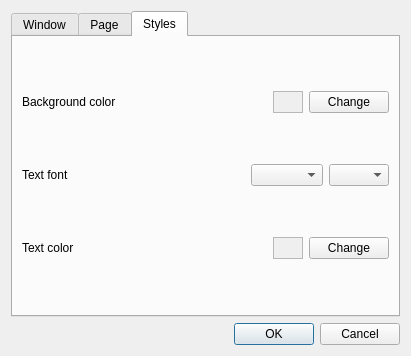
buggins/coolreader, file trunk/src/settings.ui: the form before one commit.
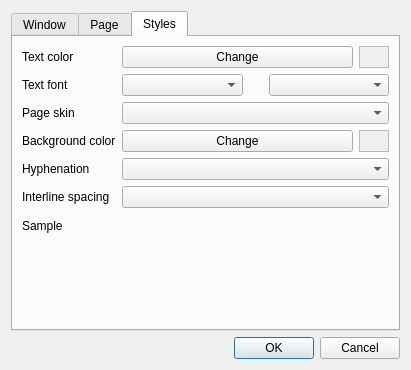
The form after the commit. The open tabs and pages were chosen to show the change. Icons and pictures are not drawn.

```diff
--- a/trunk/src/settings.ui
+++ b/trunk/src/settings.ui
@@ -9,22 +9,22 @@
    <rect>
     <x>0</x>
     <y>0</y>
-    <width>402</width>
-    <height>356</height>
+    <width>411</width>
+    <height>370</height>
    </rect>
   </property>
   <property name="windowTitle">
    <string>Settings</string>
   </property>
   <property name="windowIcon">
-   <iconset>
+   <iconset resource="cr3res.qrc">
     <normaloff>:/icons/action/icons/configure.png</normaloff>:/icons/action/icons/configure.png</iconset>
   </property>
   <layout class="QVBoxLayout" name="verticalLayout">
    <item>
     <widget class="QTabWidget" name="tabWidget">
      <property name="currentIndex">
-      <number>2</number>
+      <number>1</number>
      </property>
      <widget class="QWidget" name="tabWindow">
       <property name="toolTip">
@@ -38,26 +38,52 @@
       </attribute>
       <layout class="QVBoxLayout" name="verticalLayout_2">
        <item>
-        <layout class="QHBoxLayout" name="horizontalLayout_9">
-         <item>
+        <layout class="QFormLayout" name="formLayout_3">
+         <item row="0" column="0">
           <widget class="QLabel" name="label_5">
            <property name="text">
             <string>Look &amp; feel</string>
            </property>
           </widget>
          </item>
-         <item>
+         <item row="0" column="1">
           <widget class="QComboBox" name="cbLookAndFeel"/>
          </item>
-        </layout>
-       </item>
+         <item row="1" column="0">
+          <widget class="QLabel" name="label_10">
+           <property name="text">
+            <string>Startup action</string>
+           </property>
+          </widget>
+         </item>
+         <item row="1" column="1">
+          <widget class="QComboBox" name="cbStartupAction">
        <item>
-        <widget class="QCheckBox" name="cbWindowFullscreen">
          <property name="text">
-          <string>Fullscreen display</string>
-         </property>
-        </widget>
-       </item>
+             <string>Open recent book</string>
+            </property>
+           </item>
+           <item>
+            <property name="text">
+             <string>Show list of recent books</string>
+            </property>
+           </item>
+           <item>
+            <property name="text">
+             <string>Do nothing</string>
+            </property>
+           </item>
+          </widget>
+         </item>
+         <item row="2" column="0">
+          <widget class="QLabel" name="label_16">
+           <property name="text">
+            <string>Controls</string>
+           </property>
+          </widget>
+         </item>
+         <item row="2" column="1">
+          <layout class="QVBoxLayout" name="verticalLayout_6">
        <item>
         <widget class="QCheckBox" name="cbWindowShowToolbar">
          <property name="text">
@@ -72,13 +98,6 @@
          </property>
         </widget>
        </item>
-       <item>
-        <widget class="QCheckBox" name="cbWindowShowStatusBar">
-         <property name="text">
-          <string>Show status bar</string>
-         </property>
-        </widget>
-       </item>
        <item>
         <widget class="QCheckBox" name="cbWindowShowScrollbar">
          <property name="text">
@@ -86,6 +105,24 @@
          </property>
         </widget>
        </item>
+           <item>
+            <widget class="QCheckBox" name="cbWindowShowStatusBar">
+             <property name="text">
+              <string>Show status bar</string>
+             </property>
+            </widget>
+           </item>
+          </layout>
+         </item>
+        </layout>
+       </item>
+       <item>
+        <widget class="QCheckBox" name="cbWindowFullscreen">
+         <property name="text">
+          <string>Fullscreen display</string>
+         </property>
+        </widget>
+       </item>
       </layout>
      </widget>
      <widget class="QWidget" name="tabPage">
@@ -109,21 +146,24 @@
           </spacer>
          </item>
          <item>
-          <layout class="QHBoxLayout" name="horizontalLayout">
-           <item>
-            <widget class="QLabel" name="label">
-             <property name="sizePolicy">
-              <sizepolicy hsizetype="Maximum" vsizetype="Preferred">
-               <horstretch>0</horstretch>
-               <verstretch>0</verstretch>
-              </sizepolicy>
-             </property>
-             <property name="text">
-              <string>View mode</string>
-             </property>
-            </widget>
+          <spacer name="verticalSpacer_2">
+           <property name="orientation">
+            <enum>Qt::Vertical</enum>
+           </property>
+           <property name="sizeHint" stdset="0">
+            <size>
+             <width>367</width>
+             <height>13</height>
+            </size>
+           </property>
+          </spacer>
            </item>
            <item>
+          <layout class="QFormLayout" name="formLayout_2">
+           <property name="fieldGrowthPolicy">
+            <enum>QFormLayout::AllNonFixedFieldsGrow</enum>
+           </property>
+           <item row="1" column="1">
             <widget class="QComboBox" name="cbViewMode">
              <property name="sizePolicy">
               <sizepolicy hsizetype="Preferred" vsizetype="Fixed">
@@ -148,12 +188,21 @@
              </item>
             </widget>
            </item>
-          </layout>
-         </item>
-         <item>
-          <layout class="QHBoxLayout" name="horizontalLayout_7">
-           <item>
-            <widget class="QLabel" name="label_2">
+           <item row="1" column="0">
+            <widget class="QLabel" name="label_3">
+             <property name="sizePolicy">
+              <sizepolicy hsizetype="Maximum" vsizetype="Preferred">
+               <horstretch>0</horstretch>
+               <verstretch>0</verstretch>
+              </sizepolicy>
+             </property>
+             <property name="text">
+              <string>Vew Mode</string>
+             </property>
+            </widget>
+           </item>
+           <item row="0" column="0">
+            <widget class="QLabel" name="label_4">
              <property name="sizePolicy">
               <sizepolicy hsizetype="Maximum" vsizetype="Preferred">
                <horstretch>0</horstretch>
@@ -165,7 +214,7 @@
              </property>
             </widget>
            </item>
-           <item>
+           <item row="0" column="1">
             <widget class="QComboBox" name="cbMargins">
              <item>
               <property name="text">
@@ -211,19 +260,6 @@
            </item>
           </layout>
          </item>
-         <item>
-          <spacer name="verticalSpacer_2">
-           <property name="orientation">
-            <enum>Qt::Vertical</enum>
-           </property>
-           <property name="sizeHint" stdset="0">
-            <size>
-             <width>367</width>
-             <height>13</height>
-            </size>
-           </property>
-          </spacer>
-         </item>
          <item>
           <widget class="QCheckBox" name="cbShowPageHeader">
            <property name="text">
@@ -331,12 +367,19 @@
             </spacer>
            </item>
            <item>
+            <layout class="QFormLayout" name="formLayout_4">
+             <property name="fieldGrowthPolicy">
+              <enum>QFormLayout::AllNonFixedFieldsGrow</enum>
+             </property>
+             <item row="1" column="0">
             <widget class="QLabel" name="label_7">
              <property name="text">
               <string>Header font</string>
              </property>
             </widget>
            </item>
+             <item row="1" column="1">
+              <layout class="QHBoxLayout" name="horizontalLayout">
            <item>
             <widget class="QComboBox" name="cbTitleFontFace"/>
            </item>
@@ -345,66 +388,19 @@
            </item>
           </layout>
          </item>
-         <item>
-          <layout class="QHBoxLayout" name="horizontalLayout_13">
-           <item>
-            <spacer name="horizontalSpacer_6">
-             <property name="orientation">
-              <enum>Qt::Horizontal</enum>
-             </property>
-             <property name="sizeType">
-              <enum>QSizePolicy::Maximum</enum>
-             </property>
-             <property name="sizeHint" stdset="0">
-              <size>
-               <width>30</width>
-               <height>20</height>
-              </size>
-             </property>
-            </spacer>
-           </item>
-           <item>
+             <item row="0" column="0">
             <widget class="QLabel" name="label_11">
              <property name="text">
               <string>Page header text color</string>
              </property>
             </widget>
            </item>
-           <item>
-            <widget class="QFrame" name="frmHeaderTextColor">
-             <property name="sizePolicy">
-              <sizepolicy hsizetype="Minimum" vsizetype="Preferred">
-               <horstretch>0</horstretch>
-               <verstretch>0</verstretch>
-              </sizepolicy>
-             </property>
-             <property name="maximumSize">
-              <size>
-               <width>30</width>
-               <height>30</height>
-              </size>
-             </property>
-             <property name="autoFillBackground">
-              <bool>true</bool>
-             </property>
-             <property name="frameShape">
-              <enum>QFrame::StyledPanel</enum>
-             </property>
-             <property name="frameShadow">
-              <enum>QFrame::Sunken</enum>
-             </property>
-             <property name="lineWidth">
-              <number>1</number>
-             </property>
-             <property name="midLineWidth">
-              <number>5</number>
-             </property>
-            </widget>
-           </item>
+             <item row="0" column="1">
+              <layout class="QHBoxLayout" name="horizontalLayout_4">
            <item>
             <widget class="QPushButton" name="btnHeaderTextColor">
              <property name="sizePolicy">
-              <sizepolicy hsizetype="Maximum" vsizetype="Fixed">
+                  <sizepolicy hsizetype="Preferred" vsizetype="Fixed">
                <horstretch>0</horstretch>
                <verstretch>0</verstretch>
               </sizepolicy>
@@ -413,6 +409,41 @@
               <string>Change</string>
              </property>
             </widget>
+               </item>
+               <item>
+                <widget class="QFrame" name="frmHeaderTextColor">
+                 <property name="sizePolicy">
+                  <sizepolicy hsizetype="Minimum" vsizetype="Preferred">
+                   <horstretch>0</horstretch>
+                   <verstretch>0</verstretch>
+                  </sizepolicy>
+                 </property>
+                 <property name="maximumSize">
+                  <size>
+                   <width>30</width>
+                   <height>30</height>
+                  </size>
+                 </property>
+                 <property name="autoFillBackground">
+                  <bool>true</bool>
+                 </property>
+                 <property name="frameShape">
+                  <enum>QFrame::StyledPanel</enum>
+                 </property>
+                 <property name="frameShadow">
+                  <enum>QFrame::Sunken</enum>
+                 </property>
+                 <property name="lineWidth">
+                  <number>1</number>
+                 </property>
+                 <property name="midLineWidth">
+                  <number>5</number>
+                 </property>
+                </widget>
+               </item>
+              </layout>
+             </item>
+            </layout>
            </item>
           </layout>
          </item>
@@ -423,7 +454,7 @@
            </property>
            <property name="sizeHint" stdset="0">
             <size>
-             <width>367</width>
+             <width>364</width>
              <height>13</height>
             </size>
            </property>
@@ -465,128 +496,52 @@
         </layout>
        </item>
       </layout>
-      <zorder>label_6</zorder>
      </widget>
-     <widget class="QWidget" name="tabStyles">
+     <widget class="QWidget" name="tabDefStyle">
       <attribute name="title">
        <string>Styles</string>
       </attribute>
       <layout class="QVBoxLayout" name="verticalLayout_5">
        <item>
-        <layout class="QHBoxLayout" name="horizontalLayout_8">
-         <item>
-          <widget class="QLabel" name="label_4">
+        <layout class="QFormLayout" name="formLayout">
+         <item row="0" column="0">
+          <widget class="QLabel" name="label_6">
+           <property name="text">
+            <string>Text color</string>
+           </property>
+          </widget>
+         </item>
+         <item row="1" column="0">
+          <widget class="QLabel" name="label_12">
+           <property name="text">
+            <string>Text font</string>
+           </property>
+          </widget>
+         </item>
+         <item row="3" column="0">
+          <widget class="QLabel" name="label_8">
            <property name="text">
             <string>Background color</string>
            </property>
           </widget>
          </item>
-         <item>
-          <widget class="QFrame" name="frmBgColor">
-           <property name="sizePolicy">
-            <sizepolicy hsizetype="Minimum" vsizetype="Preferred">
-             <horstretch>0</horstretch>
-             <verstretch>0</verstretch>
-            </sizepolicy>
-           </property>
-           <property name="maximumSize">
-            <size>
-             <width>30</width>
-             <height>30</height>
-            </size>
-           </property>
-           <property name="autoFillBackground">
-            <bool>true</bool>
-           </property>
-           <property name="frameShape">
-            <enum>QFrame::StyledPanel</enum>
-           </property>
-           <property name="frameShadow">
-            <enum>QFrame::Sunken</enum>
-           </property>
-           <property name="lineWidth">
-            <number>1</number>
-           </property>
-           <property name="midLineWidth">
-            <number>5</number>
-           </property>
-          </widget>
-         </item>
+         <item row="0" column="1">
+          <layout class="QHBoxLayout" name="horizontalLayout_10">
          <item>
           <widget class="QPushButton" name="btnBgColor">
            <property name="sizePolicy">
-            <sizepolicy hsizetype="Maximum" vsizetype="Fixed">
-             <horstretch>0</horstretch>
-             <verstretch>0</verstretch>
-            </sizepolicy>
-           </property>
-           <property name="text">
-            <string>Change</string>
-           </property>
-          </widget>
-         </item>
-        </layout>
-       </item>
-       <item>
-        <layout class="QHBoxLayout" name="horizontalLayout_12">
-         <item>
-          <widget class="QLabel" name="label_10">
-           <property name="text">
-            <string>Text font</string>
-           </property>
-          </widget>
-         </item>
-         <item>
-          <widget class="QComboBox" name="cbTextFontFace">
-           <property name="sizePolicy">
-            <sizepolicy hsizetype="Maximum" vsizetype="Fixed">
-             <horstretch>0</horstretch>
-             <verstretch>0</verstretch>
-            </sizepolicy>
-           </property>
-          </widget>
-         </item>
-         <item>
-          <widget class="QComboBox" name="cbTextFontSize">
-           <property name="sizePolicy">
             <sizepolicy hsizetype="Preferred" vsizetype="Fixed">
              <horstretch>0</horstretch>
              <verstretch>0</verstretch>
             </sizepolicy>
            </property>
-           <property name="minimumSize">
-            <size>
-             <width>60</width>
-             <height>0</height>
-            </size>
-           </property>
-           <property name="maximumSize">
-            <size>
-             <width>60</width>
-             <height>16777215</height>
-            </size>
-           </property>
-           <property name="baseSize">
-            <size>
-             <width>60</width>
-             <height>0</height>
-            </size>
-           </property>
-          </widget>
-         </item>
-        </layout>
-       </item>
-       <item>
-        <layout class="QHBoxLayout" name="horizontalLayout_4">
-         <item>
-          <widget class="QLabel" name="label_3">
            <property name="text">
-            <string>Text color</string>
+              <string>Change</string>
            </property>
           </widget>
          </item>
          <item>
-          <widget class="QFrame" name="frmTextColor">
+            <widget class="QFrame" name="frmBgColor">
            <property name="sizePolicy">
             <sizepolicy hsizetype="Minimum" vsizetype="Preferred">
              <horstretch>0</horstretch>
@@ -616,16 +571,183 @@
            </property>
           </widget>
          </item>
+          </layout>
+         </item>
+         <item row="3" column="1">
+          <layout class="QHBoxLayout" name="horizontalLayout_11">
          <item>
           <widget class="QPushButton" name="btnTextColor">
            <property name="sizePolicy">
-            <sizepolicy hsizetype="Maximum" vsizetype="Fixed">
+              <sizepolicy hsizetype="Preferred" vsizetype="Fixed">
              <horstretch>0</horstretch>
              <verstretch>0</verstretch>
             </sizepolicy>
            </property>
            <property name="text">
             <string>Change</string>
+             </property>
+            </widget>
+           </item>
+           <item>
+            <widget class="QFrame" name="frmTextColor">
+             <property name="sizePolicy">
+              <sizepolicy hsizetype="Minimum" vsizetype="Preferred">
+               <horstretch>0</horstretch>
+               <verstretch>0</verstretch>
+              </sizepolicy>
+             </property>
+             <property name="maximumSize">
+              <size>
+               <width>30</width>
+               <height>30</height>
+              </size>
+             </property>
+             <property name="autoFillBackground">
+              <bool>true</bool>
+             </property>
+             <property name="frameShape">
+              <enum>QFrame::StyledPanel</enum>
+             </property>
+             <property name="frameShadow">
+              <enum>QFrame::Sunken</enum>
+             </property>
+             <property name="lineWidth">
+              <number>1</number>
+             </property>
+             <property name="midLineWidth">
+              <number>5</number>
+             </property>
+            </widget>
+           </item>
+          </layout>
+         </item>
+         <item row="1" column="1">
+          <layout class="QHBoxLayout" name="horizontalLayout_14">
+           <item>
+            <widget class="QComboBox" name="cbTextFontSize">
+             <property name="sizePolicy">
+              <sizepolicy hsizetype="Preferred" vsizetype="Fixed">
+               <horstretch>0</horstretch>
+               <verstretch>0</verstretch>
+              </sizepolicy>
+             </property>
+             <property name="minimumSize">
+              <size>
+               <width>60</width>
+               <height>0</height>
+              </size>
+             </property>
+             <property name="maximumSize">
+              <size>
+               <width>16777215</width>
+               <height>16777215</height>
+              </size>
+             </property>
+             <property name="baseSize">
+              <size>
+               <width>60</width>
+               <height>0</height>
+              </size>
+             </property>
+            </widget>
+           </item>
+           <item>
+            <spacer name="horizontalSpacer_3">
+             <property name="orientation">
+              <enum>Qt::Horizontal</enum>
+             </property>
+             <property name="sizeType">
+              <enum>QSizePolicy::Maximum</enum>
+             </property>
+             <property name="sizeHint" stdset="0">
+              <size>
+               <width>20</width>
+               <height>20</height>
+              </size>
+             </property>
+            </spacer>
+           </item>
+           <item>
+            <widget class="QComboBox" name="cbTextFontFace">
+             <property name="sizePolicy">
+              <sizepolicy hsizetype="Preferred" vsizetype="Fixed">
+               <horstretch>0</horstretch>
+               <verstretch>0</verstretch>
+              </sizepolicy>
+             </property>
+            </widget>
+           </item>
+          </layout>
+         </item>
+         <item row="4" column="0">
+          <widget class="QLabel" name="label_9">
+           <property name="text">
+            <string>Hyphenation</string>
+           </property>
+          </widget>
+         </item>
+         <item row="5" column="0">
+          <widget class="QLabel" name="label_13">
+           <property name="text">
+            <string>Interline spacing</string>
+           </property>
+          </widget>
+         </item>
+         <item row="4" column="1">
+          <widget class="QComboBox" name="comboBox"/>
+         </item>
+         <item row="5" column="1">
+          <widget class="QComboBox" name="comboBox_2"/>
+         </item>
+         <item row="2" column="0">
+          <widget class="QLabel" name="label_14">
+           <property name="text">
+            <string>Page skin</string>
+           </property>
+          </widget>
+         </item>
+         <item row="2" column="1">
+          <widget class="QComboBox" name="cbTextFontSize_2">
+           <property name="sizePolicy">
+            <sizepolicy hsizetype="Preferred" vsizetype="Fixed">
+             <horstretch>0</horstretch>
+             <verstretch>0</verstretch>
+            </sizepolicy>
+           </property>
+           <property name="minimumSize">
+            <size>
+             <width>60</width>
+             <height>0</height>
+            </size>
+           </property>
+           <property name="maximumSize">
+            <size>
+             <width>16777215</width>
+             <height>16777215</height>
+            </size>
+           </property>
+           <property name="baseSize">
+            <size>
+             <width>60</width>
+             <height>0</height>
+            </size>
+           </property>
+          </widget>
+         </item>
+         <item row="6" column="0">
+          <widget class="QLabel" name="label_15">
+           <property name="text">
+            <string>Sample</string>
+           </property>
+          </widget>
+         </item>
+         <item row="6" column="1">
+          <widget class="QWidget" name="widget" native="true">
+           <property name="minimumSize">
+            <size>
+             <width>80</width>
+             <height>80</height>
+            </size>
            </property>
           </widget>
          </item>
```
Left out of the diff: 4 changed lines with no effect on the pictures. Lines whose indentation alone changed are shown as unchanged.
